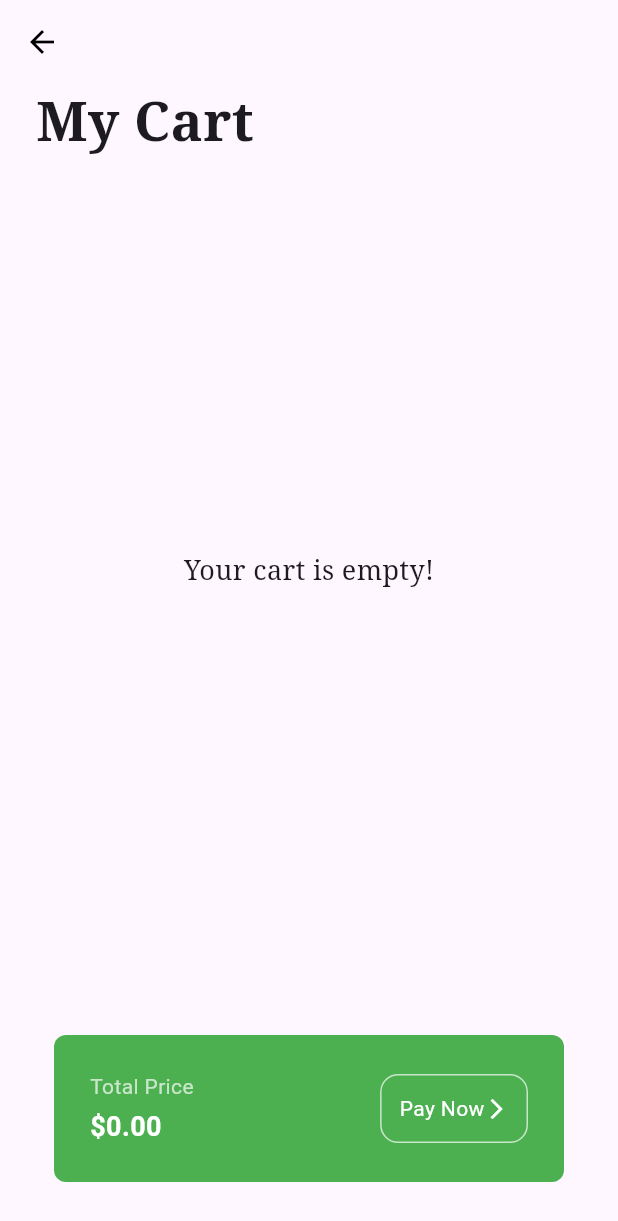
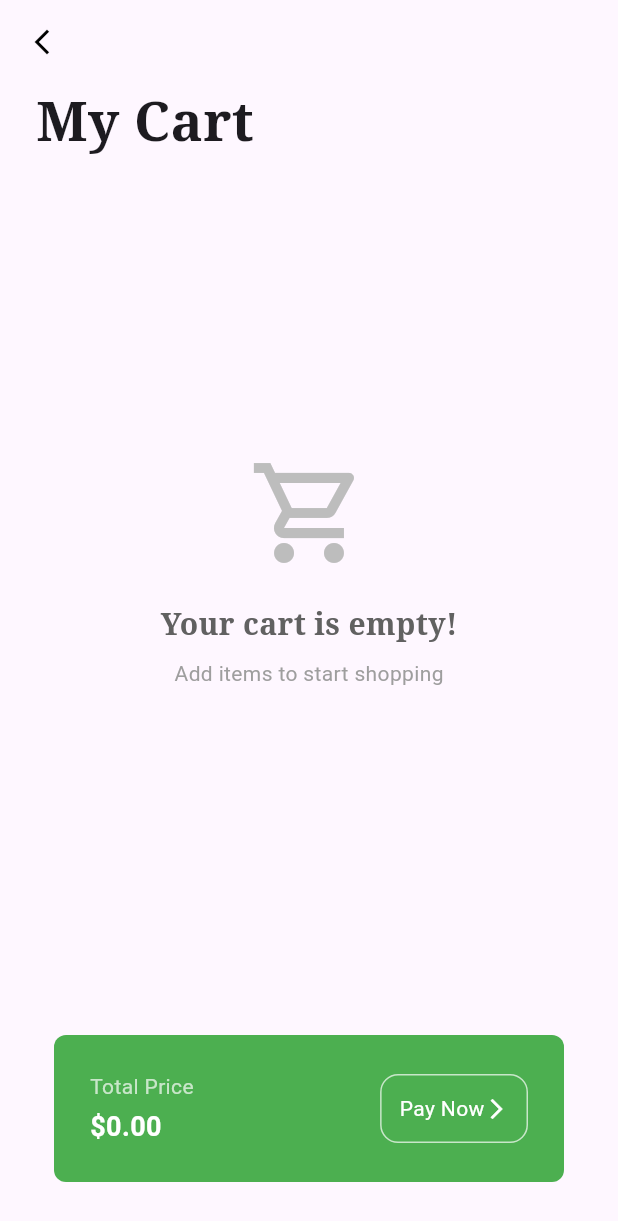
Before and after one commit to ymeliskaradag/grocery_shop_app, a Flutter app: the CartPage screen opened directly, on a phone screen of 412 x 824 dp. Shown: the top 1221 px of the screen. Run offline on Flutter 3.47's test engine with Material 3 defaults, Android fonts, the light colour scheme and no system bars; our stand-ins replace google_fonts.

Commit message:
customized AppBar in CartPage

```diff
--- a/lib/pages/cart_page.dart
+++ b/lib/pages/cart_page.dart
@@ -9,7 +9,16 @@ class CartPage extends StatelessWidget {
   @override
   Widget build(BuildContext context) {
     return Scaffold(
-      appBar: AppBar(backgroundColor: Colors.transparent, elevation: 0, iconTheme: IconThemeData(color: Colors.black)),
+      appBar: AppBar(backgroundColor: Colors.transparent, elevation: 0,
+        leading: IconButton(
+          icon: const Icon(
+            Icons.arrow_back_ios_new, //or Icons.chevron_left
+            color: Colors.black,
+            size: 20,
+          ),
+          onPressed: () => Navigator.pop(context),
+        ),
+      ),
       body: Consumer<CardModel>(builder: (context, value, child) {
         return Column(
           crossAxisAlignment: CrossAxisAlignment.start,
@@ -26,8 +35,37 @@ class CartPage extends StatelessWidget {
             ),
             //list of cart items
             Expanded(
-              child: value.cartItems.isEmpty
-                ? Center(child: Text("Your cart is empty!", style: GoogleFonts.notoSerif(fontSize: 18)))
+                child: value.cartItems.isEmpty
+                    ? Center(
+                  child: Column(
+                    mainAxisAlignment: MainAxisAlignment.center,
+                    children: [
+                      Icon(
+                        Icons.shopping_cart_outlined,
+                        size: 80,
+                        color: Colors.grey[400],
+                      ),
+                      const SizedBox(height: 20),
+                      Text(
+                        "Your cart is empty!",
+                        style: GoogleFonts.notoSerif(
+                          fontSize: 20,
+                          fontWeight: FontWeight.bold,
+                          color: Colors.grey[700],
+                        ),
+                      ),
+                      const SizedBox(height: 8),
+
+                      Text(
+                        "Add items to start shopping",
+                        style: TextStyle(
+                          fontSize: 14,
+                          color: Colors.grey[500],
+                        ),
+                      ),
+                    ],
+                  ),
+                )
                 : ListView.builder(
                   itemCount: value.cartItems.length,
                   padding: EdgeInsets.all(12.0),
```
